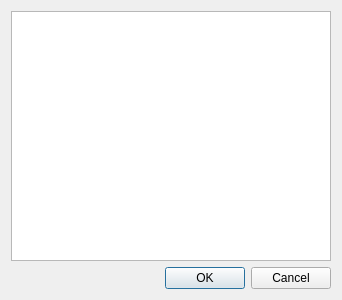
First picture: the form in src/gui/dialogs/formaddaccount.ui, repository martinrotter/rssguard, before the edit.
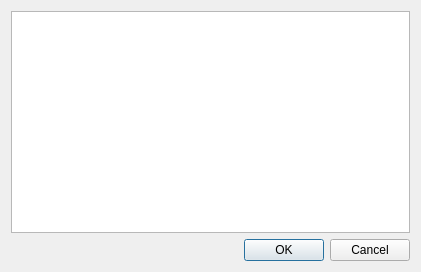
Second picture: the form after the edit.

The edit to the form file:
```diff
--- a/src/gui/dialogs/formaddaccount.ui
+++ b/src/gui/dialogs/formaddaccount.ui
@@ -6,8 +6,8 @@
    <rect>
     <x>0</x>
     <y>0</y>
-    <width>338</width>
-    <height>300</height>
+    <width>421</width>
+    <height>272</height>
    </rect>
   </property>
   <property name="windowTitle">
```
